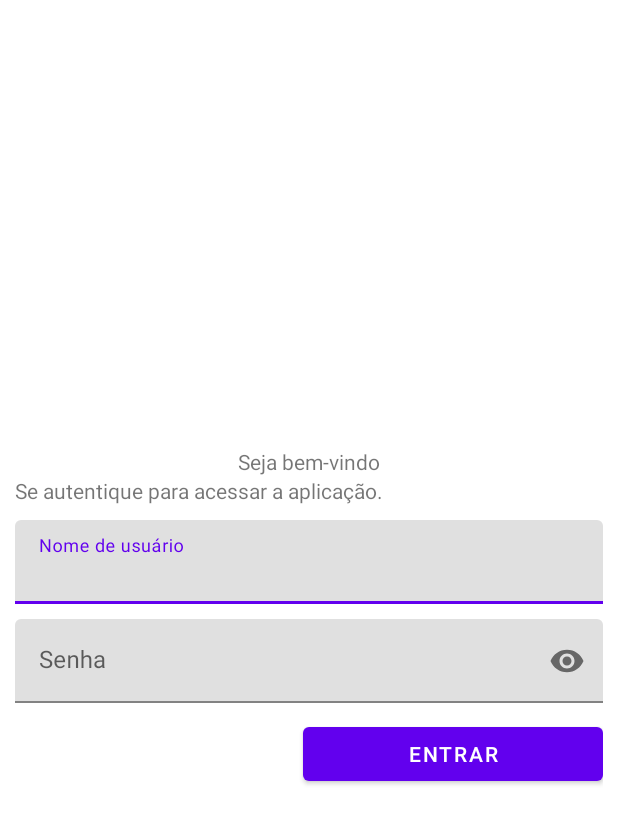
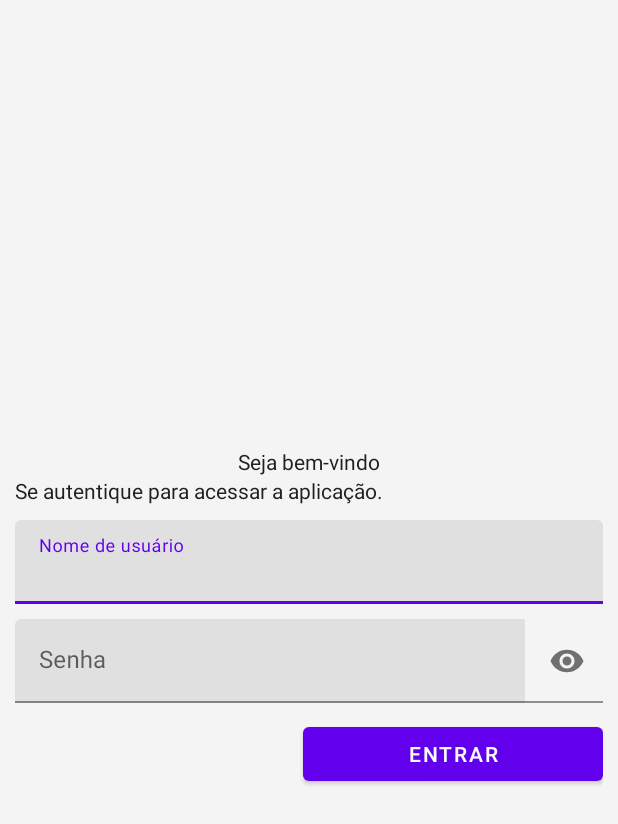
Before and after one commit to matheusxreis/pim8-android, an Android app: the screen it shows after launch (MainActivity), on a phone screen of 412 x 824 dp. Shown: the top 824 px of the screen. Run offline under Robolectric (Android 15) with nearby library versions, the phone set to English and light mode, and no system bars.

Commit message:
feat: increment the theme

```diff
--- a/app/src/main/res/values/colors.xml
+++ b/app/src/main/res/values/colors.xml
@@ -7,4 +7,6 @@
     <color name="teal_700">#FF018786</color>
     <color name="black">#FF000000</color>
     <color name="white">#FFFFFFFF</color>
+    <color name="gray">#fff4f4f4</color>
+    <color name="black60">#202024</color>
 </resources>
--- a/app/src/main/res/values/themes.xml
+++ b/app/src/main/res/values/themes.xml
@@ -11,6 +11,9 @@
         <item name="colorOnSecondary">@color/black</item>
         <!-- Status bar color. -->
         <item name="android:statusBarColor" tools:targetApi="l">?attr/colorPrimaryVariant</item>
+        <item name="android:background">@color/gray</item>
+        <item name="android:textColor">@color/black60</item>
+
         <!-- Customize your theme here. -->
     </style>
 </resources>
```
Also changed, not shown: app/src/main/res/values/styles.xml (added, +26 -0 lines).
